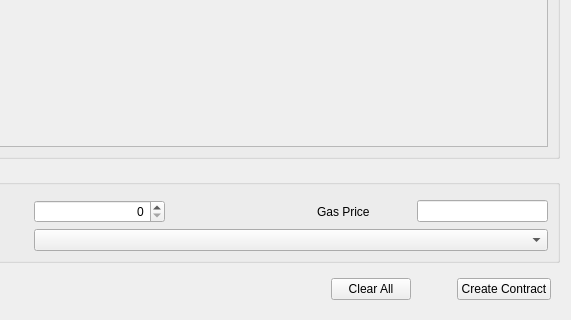
Before: the Qt Designer form src/qt/forms/createcontract.ui in Hydra-Chain/node, drawn with Qt 5; both pictures show x 135 to 706 and y 267 to 587 of the 706 by 587 pixel window.
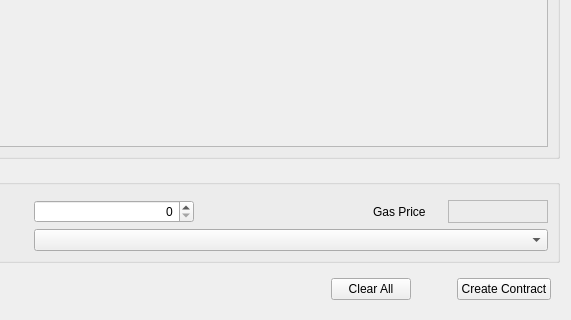
After: the same form once the commit is applied. Custom widgets are drawn as their Qt base class.

```diff
--- a/src/qt/forms/createcontract.ui
+++ b/src/qt/forms/createcontract.ui
@@ -320,10 +320,16 @@
             </property>
             <property name="minimumSize">
              <size>
-              <width>90</width>
+              <width>65</width>
               <height>0</height>
              </size>
             </property>
+            <property name="maximumSize">
+             <size>
+              <width>60</width>
+              <height>16777215</height>
+             </size>
+            </property>
             <property name="text">
              <string>Gas Price</string>
             </property>
@@ -362,7 +368,26 @@
            </widget>
           </item>
           <item row="0" column="4">
-           <widget class="BitcoinAmountField" name="lineEditGasPrice"/>
+           <widget class="QLabel" name="lineEditGasPrice">
+            <property name="enabled">
+             <bool>false</bool>
+            </property>
+            <property name="minimumSize">
+             <size>
+              <width>100</width>
+              <height>0</height>
+             </size>
+            </property>
+            <property name="styleSheet">
+             <string notr="true">color: gray</string>
+            </property>
+            <property name="frameShape">
+             <enum>QFrame::StyledPanel</enum>
+            </property>
+            <property name="alignment">
+             <set>Qt::AlignCenter</set>
+            </property>
+           </widget>
           </item>
           <item row="0" column="2">
            <spacer name="horizontalSpacer_5">
@@ -452,12 +477,6 @@
   </layout>
  </widget>
  <customwidgets>
-  <customwidget>
-   <class>BitcoinAmountField</class>
-   <extends>QLineEdit</extends>
-   <header>bitcoinamountfield.h</header>
-   <container>1</container>
-  </customwidget>
   <customwidget>
    <class>QValidatedTextEdit</class>
    <extends>QTextEdit</extends>
```
